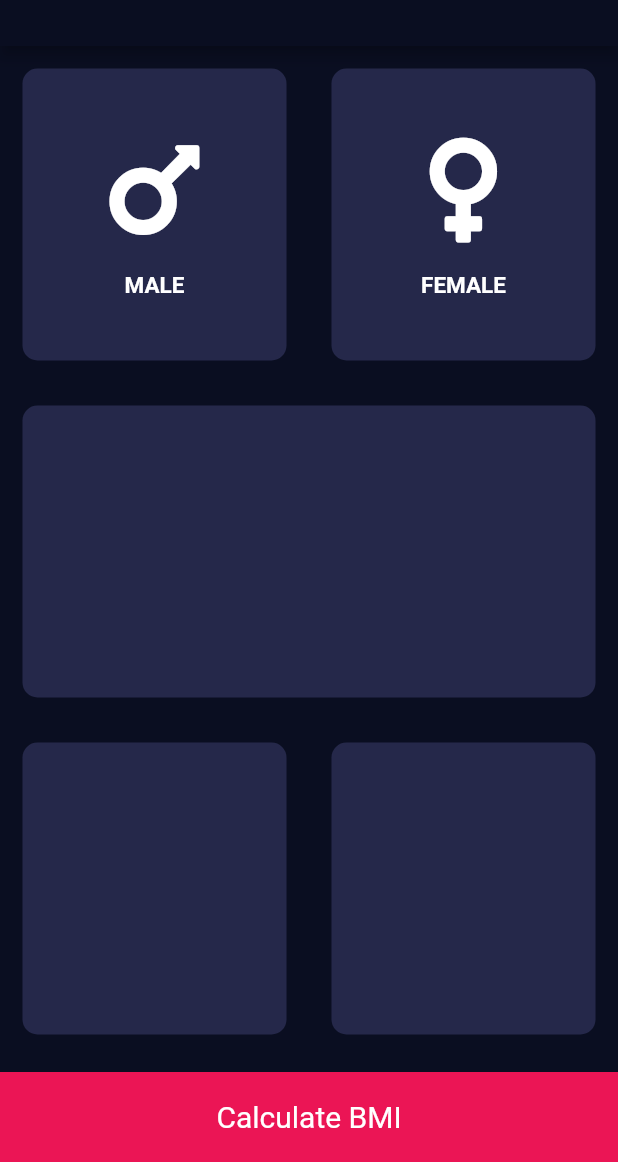
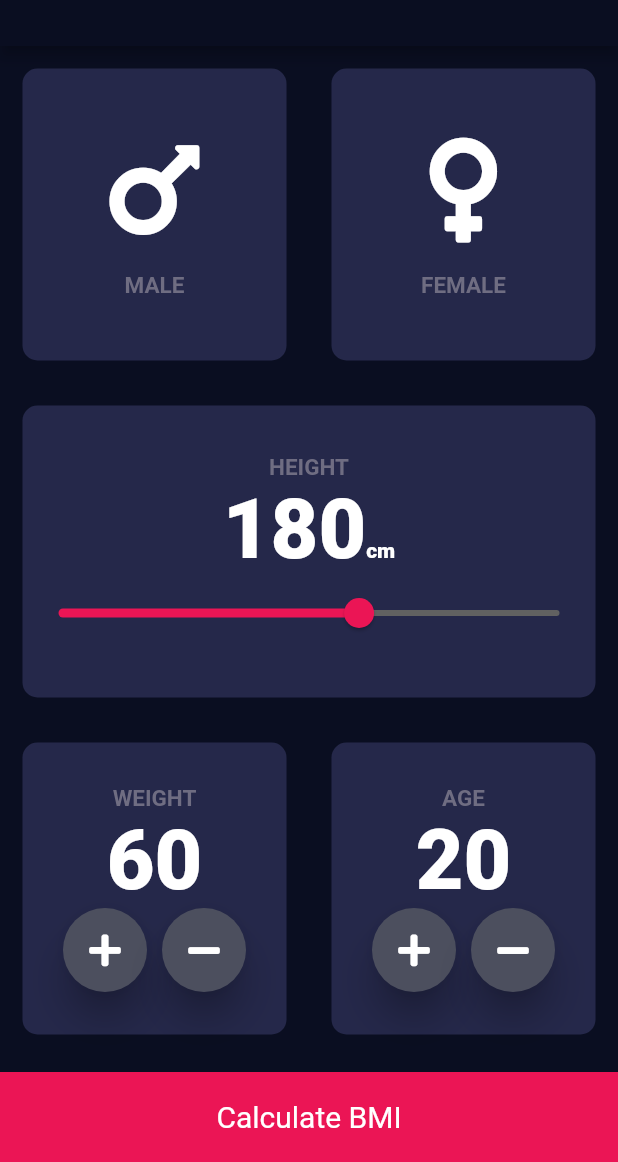
Before and after one commit to premakhil/BMI-calculator, a Flutter app: the screen it shows after launch, on a phone screen of 412 x 824 dp, the part 74-1236 px from its top. Run offline on Flutter 3.47's test engine with Material 2 defaults, Android fonts, the phone set to English and light mode, and no system bars; our stand-ins replace font_awesome_flutter.

```diff
--- /dev/null
+++ b/lib/RoundedButton.dart
@@ -0,0 +1,20 @@
+import 'package:flutter/material.dart';
+
+class RoundedButton extends StatelessWidget {
+  RoundedButton({required this.icon, required this.onPressed});
+
+  final IconData icon;
+  final VoidCallback onPressed;
+
+  @override
+  Widget build(BuildContext context) {
+    return RawMaterialButton(
+      elevation: 10.0,
+      onPressed: onPressed,
+      child: Icon(icon),
+      constraints: BoxConstraints.tightFor(width: 56.0, height: 56.0),
+      shape: CircleBorder(),
+      fillColor: Color(0xFF4C4F5E),
+    );
+  }
+}
--- a/lib/iconData.dart
+++ b/lib/iconData.dart
@@ -22,7 +22,10 @@ class iconData extends StatelessWidget {
         ),
         Text(
           label,
-          style: TextStyle(fontWeight: FontWeight.bold, fontSize: 15.0),
+          style: TextStyle(
+              fontWeight: FontWeight.bold,
+              fontSize: 15.0,
+              color: Color(0xFF6F6D82)),
         )
       ],
     );
--- a/lib/input_page.dart
+++ b/lib/input_page.dart
@@ -2,10 +2,12 @@ import 'package:flutter/material.dart';
 import 'package:font_awesome_flutter/font_awesome_flutter.dart';
 import 'widgetTile.dart';
 import 'iconData.dart';
+import 'RoundedButton.dart';
 
 const bottomHeight = 60.0;
 const passiveColour = Color(0xFF25284A);
 const activeColour = Color(0xFF1D1E33);
+const bottomColour = Color(0xFFEB1555);
 
 enum Gender { male, female }
 
@@ -19,13 +21,17 @@ class InputPage extends StatefulWidget {
 class _InputPageState extends State<InputPage> {
   Gender? selectedGender;
 
+  int height = 180;
+  int weight = 60;
+  int age = 20;
+
   @override
   Widget build(BuildContext context) {
     return Scaffold(
       appBar: PreferredSize(
         preferredSize: Size.fromHeight(80.0),
         child: AppBar(
-          backgroundColor: Color(0xFF0A0E21),
+          // backgroundColor: Color(0xFF0A0E21),
           title: Padding(
             padding: const EdgeInsets.only(top: 20.0),
             child: Text(
@@ -89,6 +95,46 @@ class _InputPageState extends State<InputPage> {
             child: widgetTile(
               colour: passiveColour,
               paddingValue: 0,
+              cardChild: Column(
+                mainAxisAlignment: MainAxisAlignment.center,
+                children: [
+                  Text(
+                    'HEIGHT',
+                    style: TextStyle(
+                        color: Color(0xFF6F6D82),
+                        fontSize: 15.0,
+                        fontWeight: FontWeight.w600),
+                  ),
+                  Row(
+                    mainAxisAlignment: MainAxisAlignment.center,
+                    crossAxisAlignment: CrossAxisAlignment.baseline,
+                    textBaseline: TextBaseline.alphabetic,
+                    children: [
+                      Text(
+                        height.toString(),
+                        style: TextStyle(
+                            fontSize: 55.0, fontWeight: FontWeight.w900),
+                      ),
+                      Text('cm',
+                          style: TextStyle(
+                            fontWeight: FontWeight.w800,
+                          ))
+                    ],
+                  ),
+                  Slider(
+                    value: height.toDouble(),
+                    min: 120.0,
+                    max: 220.0,
+                    activeColor: bottomColour,
+                    inactiveColor: Colors.grey[700],
+                    onChanged: (double newValue) {
+                      setState(() {
+                        height = newValue.round();
+                      });
+                    },
+                  )
+                ],
+              ),
             ),
           ),
           Expanded(
@@ -98,20 +144,110 @@ class _InputPageState extends State<InputPage> {
                   child: widgetTile(
                       colour: passiveColour,
                       paddingValue: 0,
+                      cardChild: Column(
+                        mainAxisAlignment: MainAxisAlignment.center,
+                        children: [
+                          Text(
+                            'WEIGHT',
+                            style: TextStyle(
+                                color: Color(0xFF6F6D82),
+                                fontSize: 15.0,
+                                fontWeight: FontWeight.w600),
                           ),
+                          Text(
+                            weight.toString(),
+                            style: TextStyle(
+                                fontSize: 55.0, fontWeight: FontWeight.w900),
+                          ),
+                          Row(
+                            mainAxisAlignment: MainAxisAlignment.center,
+                            children: [
+                              RoundedButton(
+                                icon: FontAwesomeIcons.plus,
+                                onPressed: () {
+                                  setState(() {
+                                    weight++;
+                                  });
+                                },
+                              ),
+                              SizedBox(
+                                width: 10.0,
+                              ),
+                              RoundedButton(
+                                icon: FontAwesomeIcons.minus,
+                                onPressed: () {
+                                  setState(() {
+                                    weight--;
+                                  });
+                                },
+                              )
+                            ],
+                          )
+                          // RoundedButton(),
+                        ],
+                      )),
                 ),
                 Expanded(
                   child: widgetTile(
                     colour: passiveColour,
                     paddingValue: 0,
+                    cardChild: Column(
+                      mainAxisAlignment: MainAxisAlignment.center,
+                      children: [
+                        Text(
+                          'AGE',
+                          style: TextStyle(
+                              color: Color(0xFF6F6D82),
+                              fontSize: 15.0,
+                              fontWeight: FontWeight.w600),
+                        ),
+                        Text(
+                          age.toString(),
+                          style: TextStyle(
+                              fontSize: 55.0, fontWeight: FontWeight.w900),
+                        ),
+                        Row(
+                          mainAxisAlignment: MainAxisAlignment.center,
+                          children: [
+                            RoundedButton(
+                              icon: FontAwesomeIcons.plus,
+                              onPressed: () {
+                                setState(() {
+                                  if (age < 100) {
+                                    age++;
+                                  }
+                                });
+                              },
+                            ),
+                            SizedBox(
+                              width: 10.0,
+                            ),
+                            RoundedButton(
+                                icon: FontAwesomeIcons.minus,
+                                onPressed: () {
+                                  setState(() {
+                                    if (age > 5) {
+                                      age--;
+                                    }
+                                  });
+                                })
+                          ],
+                        )
+                        // RoundedButton(),
+                      ],
+                    ),
                   ),
                 ),
               ],
             ),
           ),
-          Container(
+          GestureDetector(
+            onTap: () {
+              Navigator.pushNamed(context, '/resultPage');
+            },
+            child: Container(
               margin: EdgeInsets.only(top: 10.0),
-            color: Color(0xFFEB1555),
+              color: bottomColour,
               width: double.infinity,
               height: bottomHeight,
               child: Center(
@@ -124,6 +260,7 @@ class _InputPageState extends State<InputPage> {
                 ),
               ),
             ),
+          ),
         ],
       ),
     );
--- a/lib/main.dart
+++ b/lib/main.dart
@@ -1,5 +1,6 @@
 import 'package:flutter/material.dart';
 import 'input_page.dart';
+import 'resultPage.dart';
 
 void main() {
   return runApp(BMICalculator());
@@ -11,12 +12,19 @@ class BMICalculator extends StatelessWidget {
   @override
   Widget build(BuildContext context) {
     return MaterialApp(
-      title: 'Healthier',
-      home: InputPage(),
       theme: ThemeData.dark().copyWith(
         primaryColor: Color(0xFF0A0E21),
         scaffoldBackgroundColor: Color(0xFF0A0E21),
+        appBarTheme: AppBarTheme(
+          color: Color(0xFF0A0E21),
+        ),
       ),
+      title: 'Healthier',
+      initialRoute: '/inputPage',
+      routes: {
+        '/inputPage': (context) => InputPage(),
+        '/resultPage': (context) => resultPage(),
+      },
     );
   }
 }
```
Also changed, not shown: lib/resultPage.dart (added, +95 -0 lines). Lines whose indentation alone changed are shown as unchanged.
